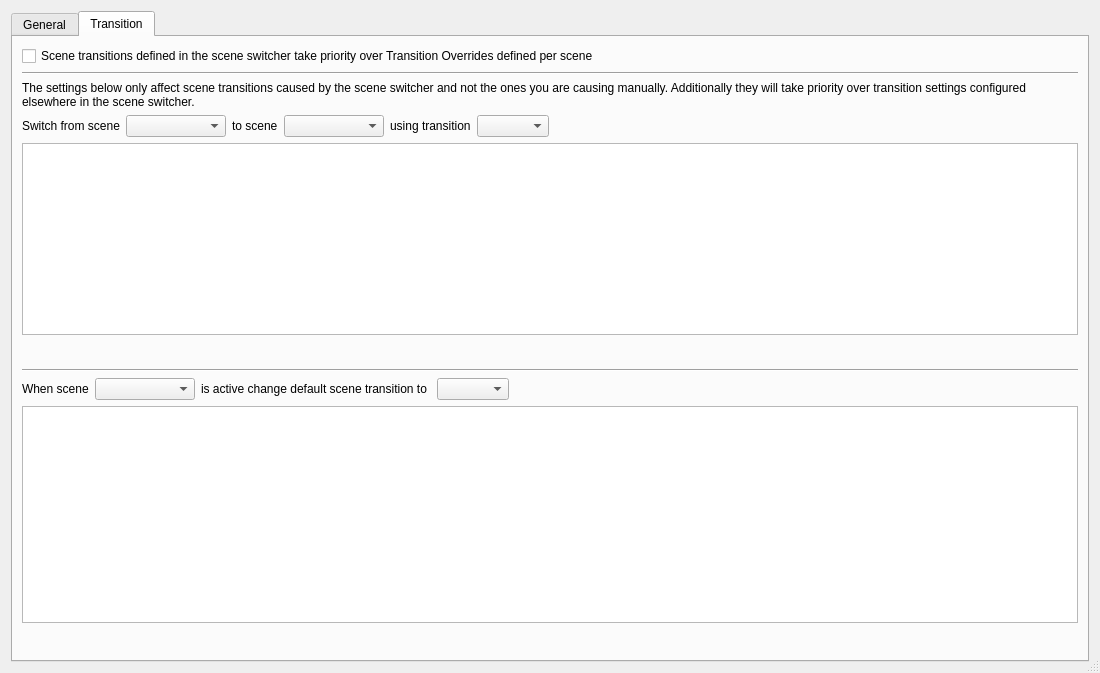
Before: the Qt Designer form forms/advanced-scene-switcher.ui in Bryshot/TFG, drawn with Qt 5.
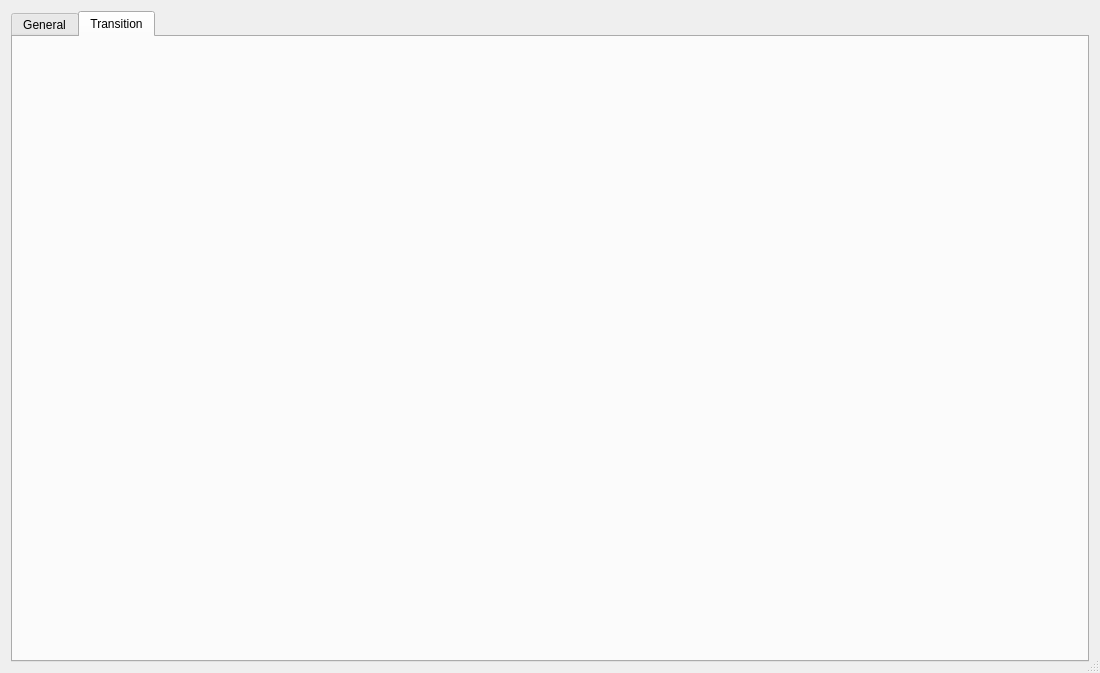
After: the same form once the commit is applied. The open tabs and pages were chosen to show the change.

Commit message:
Transition eliminado, heuristica realizada, curl ampliado y gui modificado
Version no definitiva y pendiente de prueba

```diff
--- a/forms/advanced-scene-switcher.ui
+++ b/forms/advanced-scene-switcher.ui
@@ -560,297 +560,7 @@
       <attribute name="title">
        <string notr="true">Transition</string>
       </attribute>
-      <layout class="QVBoxLayout" name="verticalLayout_15">
-       <item>
-        <layout class="QVBoxLayout" name="verticalLayout_14">
-         <item>
-          <widget class="QCheckBox" name="transitionOverridecheckBox">
-           <property name="text">
-            <string>Scene transitions defined in the scene switcher take priority over Transition Overrides defined per scene</string>
-           </property>
-          </widget>
-         </item>
-         <item>
-          <widget class="Line" name="line_17">
-           <property name="orientation">
-            <enum>Qt::Horizontal</enum>
-           </property>
-          </widget>
-         </item>
-         <item>
-          <widget class="QLabel" name="label_36">
-           <property name="text">
-            <string>&lt;html&gt;&lt;head/&gt;&lt;body&gt;&lt;p&gt;The settings below only affect scene transitions caused by the scene switcher and not the ones you are causing manually. Additionally they will take priority over transition settings configured elsewhere in the scene switcher.&lt;/p&gt;&lt;/body&gt;&lt;/html&gt;</string>
-           </property>
-           <property name="wordWrap">
-            <bool>true</bool>
-           </property>
-          </widget>
-         </item>
-         <item>
-          <layout class="QHBoxLayout" name="horizontalLayout_18">
-           <item>
-            <widget class="QLabel" name="label_19">
-             <property name="text">
-              <string>Switch from scene</string>
-             </property>
-            </widget>
-           </item>
-           <item>
-            <widget class="QComboBox" name="transitionsScene1">
-             <property name="sizePolicy">
-              <sizepolicy hsizetype="Maximum" vsizetype="Fixed">
-               <horstretch>0</horstretch>
-               <verstretch>0</verstretch>
-              </sizepolicy>
-             </property>
-             <property name="minimumSize">
-              <size>
-               <width>100</width>
-               <height>0</height>
-              </size>
-             </property>
-            </widget>
-           </item>
-           <item>
-            <widget class="QLabel" name="label_20">
-             <property name="text">
-              <string>to scene</string>
-             </property>
-            </widget>
-           </item>
-           <item>
-            <widget class="QComboBox" name="transitionsScene2">
-             <property name="sizePolicy">
-              <sizepolicy hsizetype="Maximum" vsizetype="Fixed">
-               <horstretch>0</horstretch>
-               <verstretch>0</verstretch>
-              </sizepolicy>
-             </property>
-             <property name="minimumSize">
-              <size>
-               <width>100</width>
-               <height>0</height>
-              </size>
-             </property>
-            </widget>
-           </item>
-           <item>
-            <widget class="QLabel" name="label_21">
-             <property name="text">
-              <string>using transition</string>
-             </property>
-            </widget>
-           </item>
-           <item>
-            <widget class="QComboBox" name="transitionsTransitions"/>
-           </item>
-           <item>
-            <spacer name="horizontalSpacer_16">
-             <property name="orientation">
-              <enum>Qt::Horizontal</enum>
-             </property>
-             <property name="sizeHint" stdset="0">
-              <size>
-               <width>40</width>
-               <height>20</height>
-              </size>
-             </property>
-            </spacer>
-           </item>
-          </layout>
-         </item>
-         <item>
-          <widget class="QListWidget" name="sceneTransitions">
-           <property name="sizePolicy">
-            <sizepolicy hsizetype="Expanding" vsizetype="Expanding">
-             <horstretch>0</horstretch>
-             <verstretch>0</verstretch>
-            </sizepolicy>
-           </property>
-           <property name="sortingEnabled">
-            <bool>true</bool>
-           </property>
-          </widget>
-         </item>
-         <item>
-          <layout class="QHBoxLayout" name="horizontalLayout_19">
-           <property name="spacing">
-            <number>4</number>
-           </property>
-           <item>
-            <widget class="QPushButton" name="transitionsAdd">
-             <property name="maximumSize">
-              <size>
-               <width>22</width>
-               <height>22</height>
-              </size>
-             </property>
-             <property name="flat">
-              <bool>true</bool>
-             </property>
-             <property name="themeID" stdset="0">
-              <string notr="true">addIconSmall</string>
-             </property>
-            </widget>
-           </item>
-           <item>
-            <widget class="QPushButton" name="transitionsRemove">
-             <property name="maximumSize">
-              <size>
-               <width>22</width>
-               <height>22</height>
-              </size>
-             </property>
-             <property name="flat">
-              <bool>true</bool>
-             </property>
-             <property name="themeID" stdset="0">
-              <string notr="true">removeIconSmall</string>
-             </property>
-            </widget>
-           </item>
-           <item>
-            <spacer name="horizontalSpacer_17">
-             <property name="orientation">
-              <enum>Qt::Horizontal</enum>
-             </property>
-             <property name="sizeHint" stdset="0">
-              <size>
-               <width>5</width>
-               <height>20</height>
-              </size>
-             </property>
-            </spacer>
-           </item>
-          </layout>
-         </item>
-        </layout>
-       </item>
-       <item>
-        <widget class="Line" name="line_3">
-         <property name="orientation">
-          <enum>Qt::Horizontal</enum>
-         </property>
-        </widget>
-       </item>
-       <item>
-        <layout class="QVBoxLayout" name="verticalLayout_12">
-         <item>
-          <layout class="QHBoxLayout" name="horizontalLayout_30">
-           <item>
-            <widget class="QLabel" name="label_33">
-             <property name="text">
-              <string>When scene</string>
-             </property>
-            </widget>
-           </item>
-           <item>
-            <widget class="QComboBox" name="defaultTransitionsScene">
-             <property name="sizePolicy">
-              <sizepolicy hsizetype="Maximum" vsizetype="Fixed">
-               <horstretch>0</horstretch>
-               <verstretch>0</verstretch>
-              </sizepolicy>
-             </property>
-             <property name="minimumSize">
-              <size>
-               <width>100</width>
-               <height>0</height>
-              </size>
-             </property>
-            </widget>
-           </item>
-           <item>
-            <widget class="QLabel" name="label_34">
-             <property name="text">
-              <string>is active change default scene transition to </string>
-             </property>
-            </widget>
-           </item>
-           <item>
-            <widget class="QComboBox" name="defaultTransitionsTransitions"/>
-           </item>
-           <item>
-            <spacer name="horizontalSpacer_28">
-             <property name="orientation">
-              <enum>Qt::Horizontal</enum>
-             </property>
-             <property name="sizeHint" stdset="0">
-              <size>
-               <width>40</width>
-               <height>20</height>
-              </size>
-             </property>
-            </spacer>
-           </item>
-          </layout>
-         </item>
-         <item>
-          <widget class="QListWidget" name="defaultTransitions">
-           <property name="sizePolicy">
-            <sizepolicy hsizetype="Expanding" vsizetype="Expanding">
-             <horstretch>0</horstretch>
-             <verstretch>0</verstretch>
-            </sizepolicy>
-           </property>
-           <property name="sortingEnabled">
-            <bool>true</bool>
-           </property>
-          </widget>
-         </item>
-         <item>
-          <layout class="QHBoxLayout" name="horizontalLayout_29">
-           <item>
-            <widget class="QPushButton" name="defaultTransitionsAdd">
-             <property name="maximumSize">
-              <size>
-               <width>22</width>
-               <height>22</height>
-              </size>
-             </property>
-             <property name="flat">
-              <bool>true</bool>
-             </property>
-             <property name="themeID" stdset="0">
-              <string notr="true">addIconSmall</string>
-             </property>
-            </widget>
-           </item>
-           <item>
-            <widget class="QPushButton" name="defaultTransitionsRemove">
-             <property name="maximumSize">
-              <size>
-               <width>22</width>
-               <height>22</height>
-              </size>
-             </property>
-             <property name="flat">
-              <bool>true</bool>
-             </property>
-             <property name="themeID" stdset="0">
-              <string notr="true">removeIconSmall</string>
-             </property>
-            </widget>
-           </item>
-           <item>
-            <spacer name="horizontalSpacer_27">
-             <property name="orientation">
-              <enum>Qt::Horizontal</enum>
-             </property>
-             <property name="sizeHint" stdset="0">
-              <size>
-               <width>40</width>
-               <height>20</height>
-              </size>
-             </property>
-            </spacer>
-           </item>
-          </layout>
-         </item>
-        </layout>
-       </item>
-      </layout>
+      <layout class="QVBoxLayout" name="verticalLayout_15"/>
      </widget>
     </widget>
    </item>
```
The commit also changes 13 other files.
